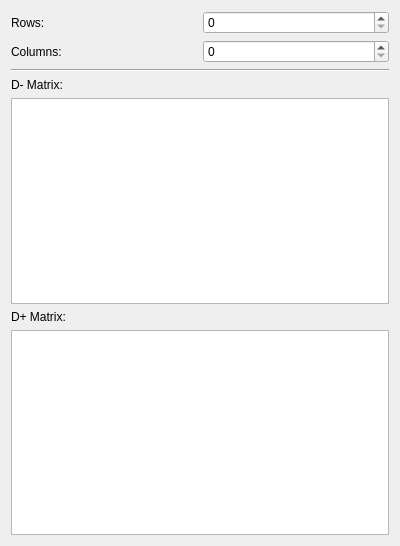
First picture: the form in gui/matrixwidget.ui, repository zettdaymond/opulus, before the edit.
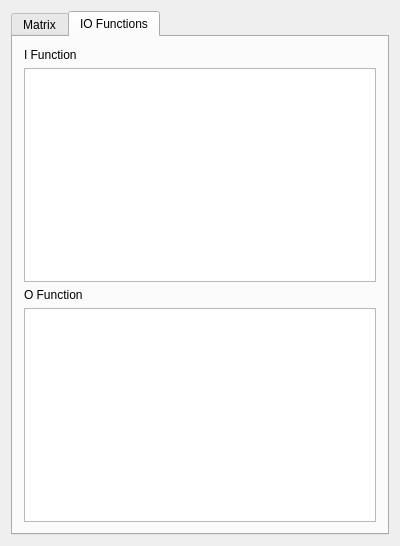
Second picture: the form after the edit.

Commit message: Implement IO-func generation from matrix

What changed in the file:
```diff
--- a/gui/matrixwidget.ui
+++ b/gui/matrixwidget.ui
@@ -16,43 +16,44 @@
   <layout class="QVBoxLayout" name="verticalLayout_2">
    <item>
     <layout class="QGridLayout" name="gridLayout">
-     <item row="2" column="0">
-      <widget class="QLabel" name="label">
-       <property name="text">
-        <string>Columns:</string>
+     <item row="0" column="0">
+      <widget class="QTabWidget" name="tabWidget">
+       <property name="currentIndex">
+        <number>1</number>
        </property>
-      </widget>
-     </item>
-     <item row="2" column="1">
-      <widget class="QSpinBox" name="width_spinbox">
-       <property name="minimum">
-        <number>0</number>
-       </property>
-       <property name="value">
-        <number>0</number>
-       </property>
-      </widget>
-     </item>
-     <item row="1" column="1">
-      <widget class="QSpinBox" name="height_spinbox">
-       <property name="minimum">
-        <number>0</number>
-       </property>
-       <property name="value">
-        <number>0</number>
-       </property>
-      </widget>
-     </item>
-     <item row="1" column="0">
-      <widget class="QLabel" name="label_2">
+       <widget class="QWidget" name="tab_matrix">
+        <attribute name="title">
+         <string>Matrix</string>
+        </attribute>
+        <layout class="QGridLayout" name="gridLayout_2">
+         <item row="0" column="0">
+          <widget class="QLabel" name="height_label">
        <property name="text">
         <string>Rows:</string>
        </property>
       </widget>
      </item>
-    </layout>
-   </item>
-   <item>
+         <item row="0" column="1">
+          <widget class="QSpinBox" name="height_spinbox">
+           <property name="minimum">
+            <number>0</number>
+           </property>
+           <property name="value">
+            <number>0</number>
+           </property>
+          </widget>
+         </item>
+         <item row="1" column="1">
+          <widget class="QSpinBox" name="width_spinbox">
+           <property name="minimum">
+            <number>0</number>
+           </property>
+           <property name="value">
+            <number>0</number>
+           </property>
+          </widget>
+         </item>
+         <item row="2" column="0" colspan="2">
     <layout class="QVBoxLayout" name="verticalLayout">
      <item>
       <widget class="Line" name="line">
@@ -115,6 +116,50 @@
      </item>
     </layout>
    </item>
+         <item row="1" column="0">
+          <widget class="QLabel" name="width_label">
+           <property name="text">
+            <string>Columns:</string>
+           </property>
+          </widget>
+         </item>
+        </layout>
+       </widget>
+       <widget class="QWidget" name="tab_io">
+        <attribute name="title">
+         <string>IO Functions</string>
+        </attribute>
+        <layout class="QGridLayout" name="gridLayout_4">
+         <item row="0" column="0">
+          <layout class="QGridLayout" name="gridLayout_3">
+           <item row="0" column="0">
+            <widget class="QLabel" name="i_label">
+             <property name="text">
+              <string>I Function</string>
+             </property>
+            </widget>
+           </item>
+           <item row="1" column="0">
+            <widget class="QTextEdit" name="i_textedit"/>
+           </item>
+           <item row="3" column="0">
+            <widget class="QTextEdit" name="o_textedit"/>
+           </item>
+           <item row="2" column="0">
+            <widget class="QLabel" name="o_label">
+             <property name="text">
+              <string>O Function</string>
+             </property>
+            </widget>
+           </item>
+          </layout>
+         </item>
+        </layout>
+       </widget>
+      </widget>
+     </item>
+    </layout>
+   </item>
   </layout>
  </widget>
  <layoutdefault spacing="6" margin="11"/>
```
Left out of the diff: 5 changed lines with no effect on the pictures. Lines whose indentation alone changed are shown as unchanged. The commit also changes 2 other files.
